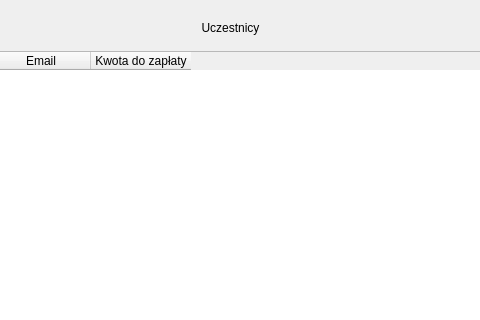
The window that tableedit_base.ui (aleksanderkalenbach/IO_2020_2021_ASP) describes before a commit, drawn with Qt 5; both pictures show x 335 to 815 and y 0 to 320 of the 1181 by 618 pixel window.
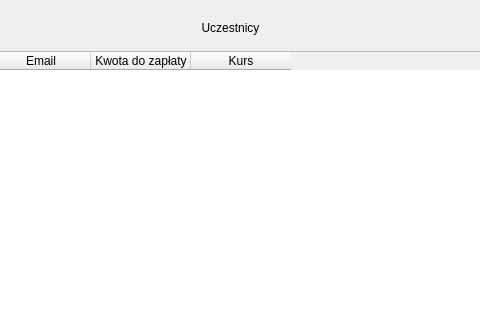
The same window after the commit.

Diff of the .ui file:
```diff
--- a/tableedit_base.ui
+++ b/tableedit_base.ui
@@ -92,6 +92,11 @@
         <string>Kwota do zapłaty</string>
        </property>
       </column>
+      <column>
+       <property name="text">
+        <string>Kurs</string>
+       </property>
+      </column>
      </widget>
     </item>
     <item row="1" column="2">
```
